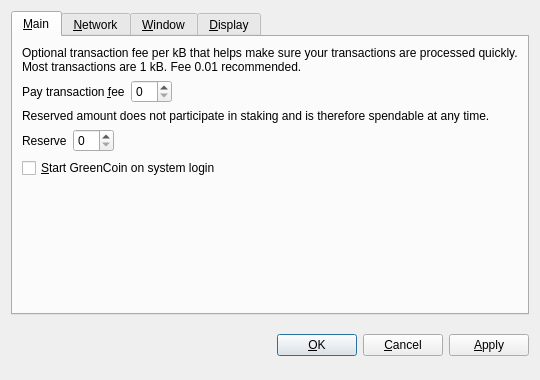
landcoin-ldc/landcoin, file src/qt/forms/optionsdialog.ui: the form before one commit.
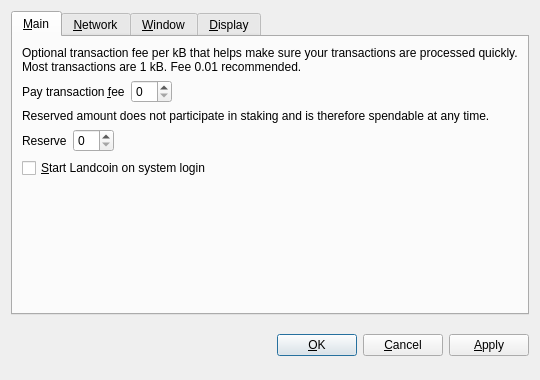
The form after the commit. Custom widgets are drawn as their Qt base class.

Commit message: landcoin implementation

```diff
--- a/src/qt/forms/optionsdialog.ui
+++ b/src/qt/forms/optionsdialog.ui
@@ -128,7 +128,7 @@
           <string>Automatically start GreenCoin after logging in to the system.</string>
          </property>
          <property name="text">
-          <string>&amp;Start GreenCoin on system login</string>
+          <string>&amp;Start Landcoin on system login</string>
          </property>
         </widget>
        </item>
```
Left out of the diff: 8 changed lines with no effect on the pictures. The commit also changes 201 other files.
